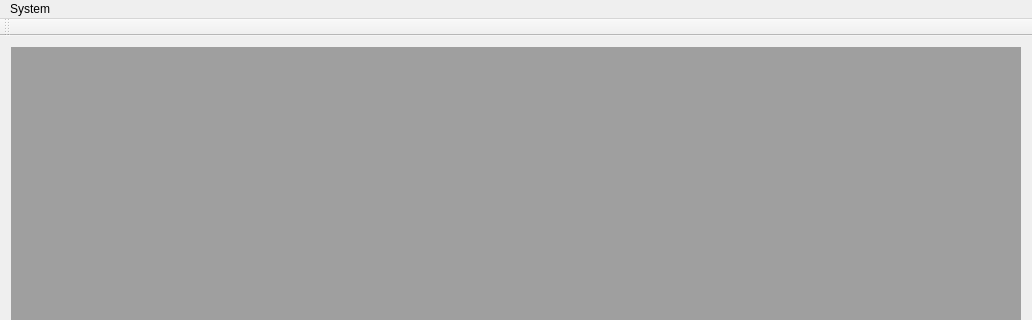
Qt form source/frontends/qapple/qapple.ui (AppleWin/AppleWin) before a commit; both pictures show x 0 to 1032 and y 0 to 320 of the 1032 by 762 pixel window.
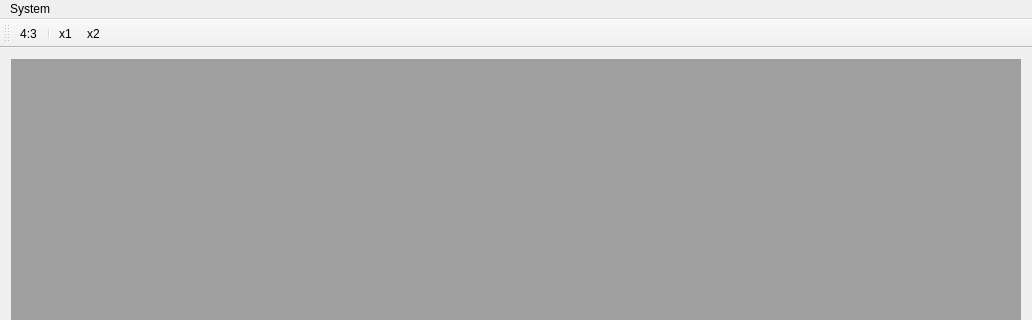
The same form after that commit.

```diff
--- a/source/frontends/qapple/qapple.ui
+++ b/source/frontends/qapple/qapple.ui
@@ -45,6 +45,10 @@
    <attribute name="toolBarBreak">
     <bool>false</bool>
    </attribute>
+   <addaction name="action4_3"/>
+   <addaction name="separator"/>
+   <addaction name="actionX1"/>
+   <addaction name="actionX2"/>
   </widget>
   <widget class="QStatusBar" name="statusBar"/>
   <action name="actionStart">
@@ -57,6 +61,21 @@
     <string>Pause</string>
    </property>
   </action>
+  <action name="action4_3">
+   <property name="text">
+    <string>4:3</string>
+   </property>
+  </action>
+  <action name="actionX1">
+   <property name="text">
+    <string>x1</string>
+   </property>
+  </action>
+  <action name="actionX2">
+   <property name="text">
+    <string>x2</string>
+   </property>
+  </action>
  </widget>
  <layoutdefault spacing="6" margin="11"/>
  <resources/>
```
